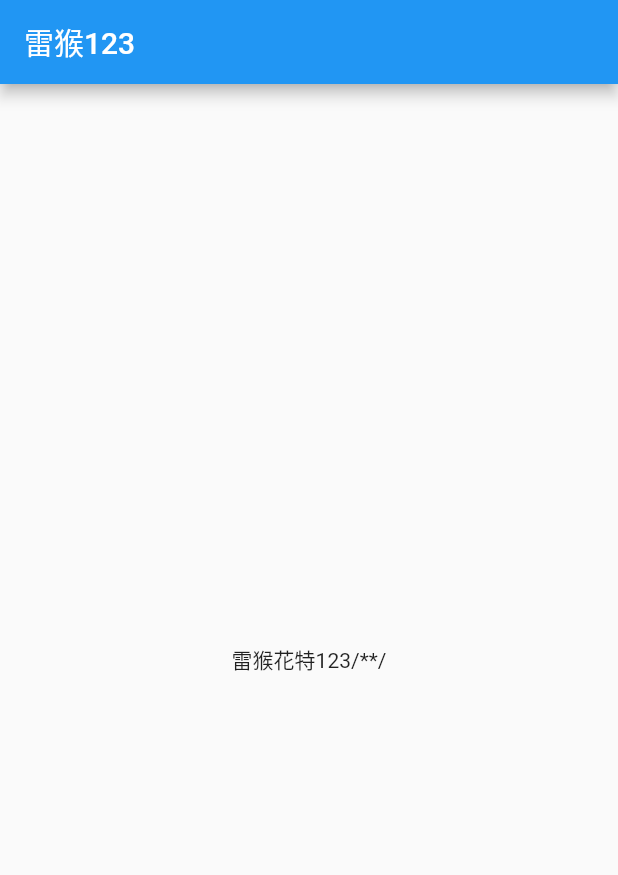
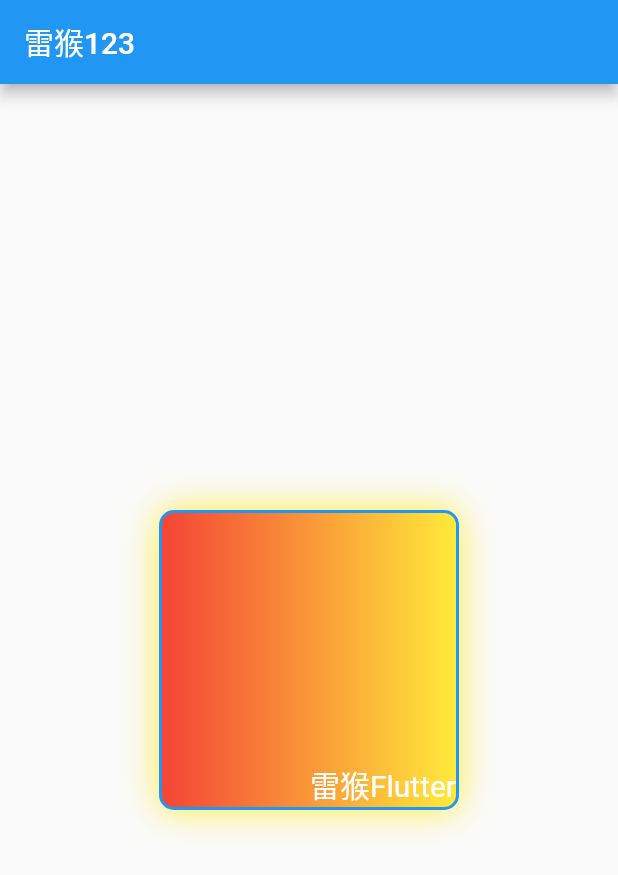
Before and after one commit to Quick-Z/flutter-demo, a Flutter app: the screen it shows after launch, on a phone screen of 412 x 824 dp. Shown: the top 875 px of the screen. Run offline on Flutter 3.47's test engine with Material 2 defaults, Android fonts, the phone set to English and light mode, and no system bars.

Commit message:
Container组件

```diff
--- /dev/null
+++ b/lib/02main抽离组件.dart
@@ -0,0 +1,27 @@
+// 抽离组件
+import 'package:flutter/material.dart';
+
+void main() {
+  // 入口方法
+  runApp(
+    MaterialApp(
+      home: Scaffold(
+        appBar: AppBar(title: const Text("雷猴123")),
+        body: MyApp()
+      ),
+    )
+  );
+}
+
+class MyApp extends StatelessWidget {
+  const MyApp({super.key});
+  @override
+  Widget build(BuildContext context) {
+    // TODO: implement build
+    // Center 是剧中组件
+    return const Center(
+      child: Text("雷猴花特"),
+    );
+  }
+
+}
--- a/lib/main.dart
+++ b/lib/main.dart
@@ -1,3 +1,4 @@
+// Container组件
 import 'package:flutter/material.dart';
 
 void main() {
@@ -17,8 +18,50 @@ class MyApp extends StatelessWidget {
   @override
   Widget build(BuildContext context) {
     // TODO: implement build
-    return const Center(
-      child: Text("雷猴花特123/**/"),
+    // Center 是剧中组件
+    return Center(
+      // Container 相当于 div
+      child: Container(
+        // 配置Container容器内元素的定位
+        alignment: Alignment.bottomRight, // Alignment.center、topLeft、bottomRight 等等
+        // 容器的宽高
+        width: 200,
+        height: 200,
+        // 容器的样式
+        decoration: BoxDecoration(
+          color: Colors.red, // 背景颜色
+          border: Border.all( // 配置边框
+            color: Colors.blue, // 边框颜色
+            width: 2, // 边框宽度
+          ),
+          borderRadius: BorderRadius.circular(10), // 配置圆角
+          boxShadow: const [ // 配置阴影效果
+            BoxShadow(
+              color: Colors.yellow, // 阴影颜色
+              blurRadius: 20.0
+            )
+          ],
+          // LinearGradient 线性渐变
+          gradient: const LinearGradient(
+            colors: [
+              Colors.red, Colors.yellow
+            ]
+          ),
+          // RadialGradient 径向渐变
+          // gradient: const RadialGradient(
+          //   colors: [
+          //     Colors.red, Colors.yellow
+          //   ]
+          // ),
+        ),
+        // 子元素
+        child: const Text("雷猴Flutter",
+          style: TextStyle(
+            color: Colors.white, // 字体颜色
+            fontSize: 20, // 字号大小
+          )
+        )
+      ),
     );
   }
 
```
